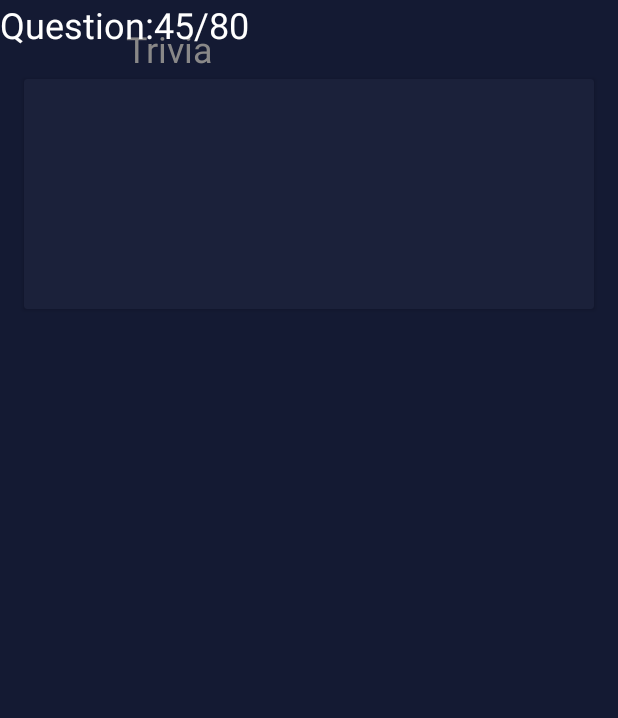
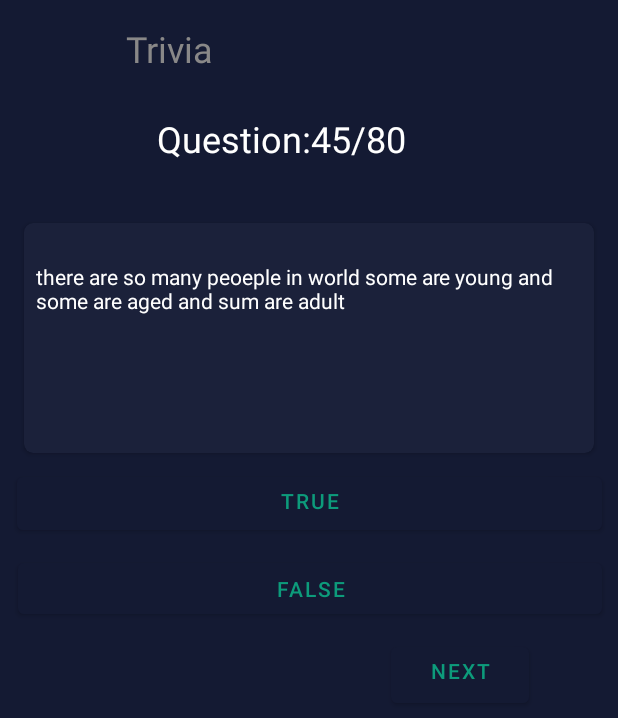
Before and after one commit to vastgalaxyspace/quizeapp, an Android app: the screen it shows after launch (MainActivity), on a phone screen of 412 x 824 dp. Shown: the top 718 px of the screen. Run offline under Robolectric (Android 15) with nearby library versions, the phone set to English and light mode, and no system bars; our stand-ins replace Volley, data binding; network calls fail; Roboto replaces fonts that are not available here.

Commit message:
added binding

```diff
--- a/app/build.gradle.kts
+++ b/app/build.gradle.kts
@@ -29,9 +29,13 @@ android {
         sourceCompatibility = JavaVersion.VERSION_1_8
         targetCompatibility = JavaVersion.VERSION_1_8
     }
+    buildFeatures{
+        dataBinding = true;
+    }
 }
 
 dependencies {
+
 
     implementation("com.android.volley:volley:1.2.1")
     implementation("androidx.appcompat:appcompat:1.6.1")
--- a/app/src/main/java/com/example/quizapp/MainActivity.java
+++ b/app/src/main/java/com/example/quizapp/MainActivity.java
@@ -1,6 +1,7 @@
 package com.example.quizapp;
 
 import androidx.appcompat.app.AppCompatActivity;
+import androidx.databinding.DataBindingUtil;
 
 import android.os.Bundle;
 import android.util.Log;
@@ -8,12 +9,18 @@ import android.util.Log;
 import com.android.volley.Request;
 import com.android.volley.toolbox.JsonArrayRequest;
 import com.example.quizapp.controller.AppController;
+import com.example.quizapp.data.AnswerListAsyncResponse;
 import com.example.quizapp.data.Respository;
+import com.example.quizapp.databinding.ActivityMainBinding;
 import com.example.quizapp.model.Question;
 
+import java.util.ArrayList;
 import java.util.List;
 
 public class MainActivity extends AppCompatActivity {
+
+    private ActivityMainBinding binding;
+    private int currentQuestionIndex=0;
 
 
 
@@ -21,11 +28,13 @@ public class MainActivity extends AppCompatActivity {
     protected void onCreate(Bundle savedInstanceState) {
         super.onCreate(savedInstanceState);
         setContentView(R.layout.activity_main);
+        binding= DataBindingUtil.setContentView(this,R.layout.activity_main);
+        List < Question> questions;
+        new Respository().getQuestions(questionArrayList ->
+                binding.questiontextview.setText(questionArrayList.get(currentQuestionIndex).getAnswer())
+        );
 
-        List < Question> questions;
-        questions = new Respository().getQuestions();
 
-        Log.d("main","oncreate : "+ questions.get(0));
 
 
     }
--- /dev/null
+++ b/app/src/main/java/com/example/quizapp/data/AnswerListAsyncResponse.java
@@ -0,0 +1,9 @@
+package com.example.quizapp.data;
+
+import com.example.quizapp.model.Question;
+
+import java.util.ArrayList;
+
+public interface AnswerListAsyncResponse {
+    void processFinished(ArrayList<Question> questionArrayList);
+}
--- a/app/src/main/java/com/example/quizapp/data/Respository.java
+++ b/app/src/main/java/com/example/quizapp/data/Respository.java
@@ -17,7 +17,7 @@ public class Respository {
     ArrayList <Question> questionArrayList=new ArrayList<>();
     String url = "https://raw.githubusercontent.com/curiousily/simple-quiz/master/script/statements-data.json";
 
-    public List<Question> getQuestions(){
+    public List<Question> getQuestions(final AnswerListAsyncResponse callback){
         JsonArrayRequest jsonArrayRequest=new JsonArrayRequest(Request.Method.GET, url, null, response -> {
             for (int i = 0; i < response.length(); i++) {
                 try {
@@ -31,7 +31,9 @@ public class Respository {
                 } catch (JSONException e) {
                     throw new RuntimeException(e);
                 }
+
             }
+            if(null != callback) callback.processFinished(questionArrayList);
 
 
         }, error -> {
--- a/app/src/main/java/com/example/quizapp/model/Question.java
+++ b/app/src/main/java/com/example/quizapp/model/Question.java
@@ -28,4 +28,12 @@ public class Question {
     public void setAnswertrue(boolean answertrue) {
         this.answertrue = answertrue;
     }
+
+    @Override
+    public String toString() {
+        return "Question{" +
+                "answer='" + answer + '\'' +
+                ", answertrue=" + answertrue +
+                '}';
+    }
 }
--- a/app/src/main/res/layout/activity_main.xml
+++ b/app/src/main/res/layout/activity_main.xml
@@ -1,7 +1,13 @@
 <?xml version="1.0" encoding="utf-8"?>
-<androidx.constraintlayout.widget.ConstraintLayout xmlns:android="http://schemas.android.com/apk/res/android"
+<layout xmlns:android="http://schemas.android.com/apk/res/android"
     xmlns:app="http://schemas.android.com/apk/res-auto"
-    xmlns:tools="http://schemas.android.com/tools"
+    xmlns:tools="http://schemas.android.com/tools">
+
+    <data>
+
+    </data>
+
+    <androidx.constraintlayout.widget.ConstraintLayout
         android:layout_width="match_parent"
         android:layout_height="match_parent"
         android:background="#141A33"
@@ -20,24 +26,79 @@
             app:layout_constraintTop_toTopOf="parent" />
 
         <TextView
-        android:id="@+id/textView2"
+            android:id="@+id/text_view_out_of"
             android:layout_width="wrap_content"
             android:layout_height="wrap_content"
+            android:layout_marginTop="76dp"
             android:text="@string/out_of_text"
             android:textColor="@color/white"
             android:textSize="24sp"
-        tools:layout_editor_absoluteX="113dp"
-        tools:layout_editor_absoluteY="95dp" />
+            app:layout_constraintEnd_toEndOf="parent"
+            app:layout_constraintHorizontal_bias="0.426"
+            app:layout_constraintStart_toStartOf="parent"
+            app:layout_constraintTop_toTopOf="parent" />
 
         <androidx.cardview.widget.CardView
+            android:id="@+id/card_view"
             android:layout_width="match_parent"
             android:layout_height="153dp"
             android:layout_marginStart="16dp"
-        android:layout_marginTop="20dp"
+            android:layout_marginTop="40dp"
             android:layout_marginEnd="16dp"
             android:backgroundTint="#1B213A"
             android:elevation="12dp"
+            app:cardCornerRadius="6dp"
+            app:layout_constraintEnd_toEndOf="parent"
+            app:layout_constraintHorizontal_bias="0.0"
+            app:layout_constraintStart_toStartOf="parent"
+            app:layout_constraintTop_toBottomOf="@+id/text_view_out_of">
+
+            <TextView
+                android:id="@+id/questiontextview"
+                style="@style/MainTextStyle"
+                android:layout_width="wrap_content"
+                android:layout_height="wrap_content"
+                android:layout_marginTop="18dp"
+                android:padding="@dimen/question_text_padding"
+                android:text="@string/palceholder"
+                android:textColor="@color/white" />
+        </androidx.cardview.widget.CardView>
+
+        <Button
+            android:id="@+id/button_true"
+            style="@style/button_style"
+            android:layout_width="390dp"
+            android:layout_height="47dp"
+            android:gravity="center|center_horizontal|center_vertical"
+            android:text="@string/Buttontrue"
             app:layout_constraintEnd_toEndOf="parent"
             app:layout_constraintStart_toStartOf="parent"
-        app:layout_constraintTop_toBottomOf="@+id/textView2" />
+            app:layout_constraintTop_toBottomOf="@+id/card_view" />
+
+        <Button
+            android:id="@+id/button_false"
+            style="@style/button_style"
+            android:layout_width="389dp"
+            android:layout_height="46dp"
+            android:layout_marginTop="24dp"
+            android:text="@string/buttonfalse"
+            app:layout_constraintEnd_toEndOf="parent"
+            app:layout_constraintHorizontal_bias="0.842"
+            app:layout_constraintStart_toStartOf="parent"
+            app:layout_constraintTop_toBottomOf="@+id/button_true" />
+
+        <Button
+            android:id="@+id/button_next"
+            style="@style/button_style"
+            android:layout_width="92dp"
+            android:layout_height="49dp"
+            android:layout_marginTop="32dp"
+            android:gravity="center|center_horizontal|center_vertical"
+            android:text="@string/nextbtn"
+            app:layout_constraintEnd_toEndOf="parent"
+            app:layout_constraintHorizontal_bias="0.835"
+            app:layout_constraintStart_toStartOf="parent"
+            app:layout_constraintTop_toBottomOf="@+id/button_false" />
+
     </androidx.constraintlayout.widget.ConstraintLayout>
+</layout>
--- a/app/src/main/res/values-night/themes.xml
+++ b/app/src/main/res/values-night/themes.xml
@@ -2,6 +2,6 @@
     <!-- Base application theme. -->
     <style name="Base.Theme.Quizapp" parent="Theme.Material3.DayNight.NoActionBar">
         <!-- Customize your dark theme here. -->
-        <!-- <item name="colorPrimary">@color/my_dark_primary</item> -->
+<!--         <item name="colorPrimary">@color/my_dark_primary</item> -->
     </style>
 </resources>
--- a/app/src/main/res/values/colors.xml
+++ b/app/src/main/res/values/colors.xml
@@ -3,4 +3,6 @@
     <color name="black">#FF000000</color>
     <color name="white">#FFFFFFFF</color>
     <color name="light_grey_text_color">#898888</color>
+    <color name="button_color">#141A33</color>
+    <color name="button_text_color">#0D9B7B</color>
 </resources>
--- /dev/null
+++ b/app/src/main/res/values/dimens.xml
@@ -0,0 +1,6 @@
+<?xml version="1.0" encoding="utf-8"?>
+<resources>
+    <dimen name="button_margin">10dp</dimen>
+    <dimen name="button_padding">6dp</dimen>
+    <dimen name="question_text_padding">8dp</dimen>
+</resources>
--- a/app/src/main/res/values/strings.xml
+++ b/app/src/main/res/values/strings.xml
@@ -2,4 +2,8 @@
     <string name="app_name">quizapp</string>
     <string name="title_text">Trivia\n</string>
     <string name="out_of_text">Question:45/80</string>
+    <string name="Buttontrue">TRUE\n</string>
+    <string name="buttonfalse">FALSE</string>
+    <string name="nextbtn">NEXT\n</string>
+    <string name="palceholder">there are so many peoeple in world some are young and some are aged and sum are adult\n</string>
 </resources>
--- a/app/src/main/res/values/styles.xml
+++ b/app/src/main/res/values/styles.xml
@@ -6,4 +6,18 @@
         <item name="android:layout_height">39dp</item>
         <item name="android:fontFamily">@font/roboto_medium</item>
     </style>
+
+    <style name="button_stule" parent="Widget.MaterialComponents.Button.Icon">
+        <item name="android:layout_width">wrap_content</item>
+        <item name="android:layout_height">wrap_content</item>
+        <item name="android:backgroundTint">@color/button_color</item>
+    </style>
+
+    <style name="button_style" parent="button_stule">
+        <item name="android:layout_margin">@dimen/button_margin</item>
+        <item name="android:layout_marginTop">36dp</item>
+        <item name="android:backgroundTint">@color/button_color</item>
+        <item name="android:padding">@dimen/button_padding</item>
+        <item name="android:textColor">@color/button_text_color</item>
+    </style>
 </resources>
--- a/app/src/main/res/values/themes.xml
+++ b/app/src/main/res/values/themes.xml
@@ -1,9 +1,13 @@
 <resources xmlns:tools="http://schemas.android.com/tools">
     <!-- Base application theme. -->
     <style name="Base.Theme.Quizapp" parent="Theme.Material3.DayNight.NoActionBar">
+        <item name="android:statusBarColor">
+            @android:color/transparent
+        </item>
         <!-- Customize your light theme here. -->
         <!-- <item name="colorPrimary">@color/my_light_primary</item> -->
     </style>
 
+
     <style name="Theme.Quizapp" parent="Base.Theme.Quizapp" />
 </resources>
```
Lines whose indentation alone changed are shown as unchanged.
